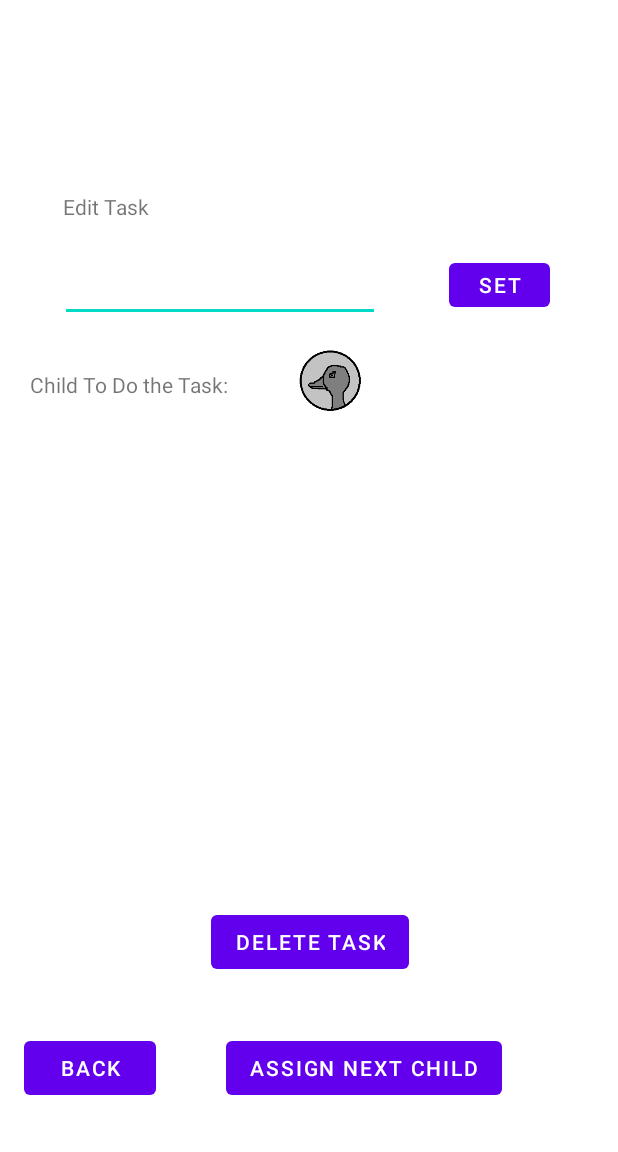
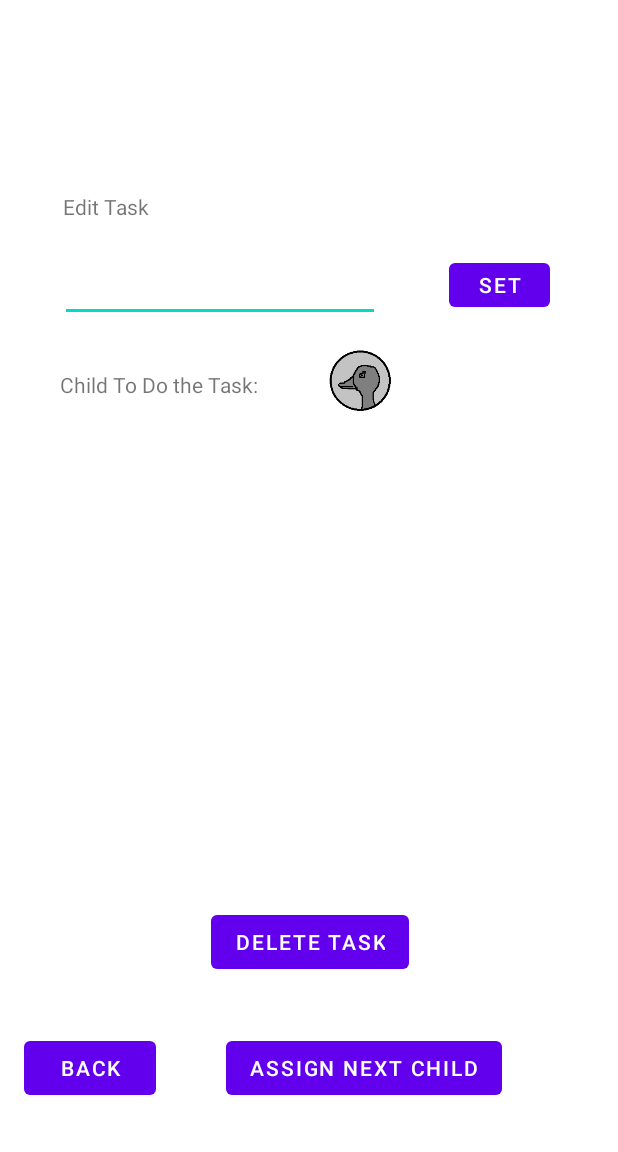
Before and after one commit to Maiquey/CMPT-276-Lithium-Parenting-App, an Android app: the EditTaskActivity screen opened directly, with no data from a screen before it, on a phone screen of 412 x 824 dp, the part 84-1236 px from its top. Run offline under Robolectric (Android 15) with nearby library versions, the phone set to English and light mode, and no system bars; 4 statements that could not run were skipped.

```diff
--- a/app/src/main/res/layout/activity_edit_task.xml
+++ b/app/src/main/res/layout/activity_edit_task.xml
@@ -33,10 +33,9 @@
         android:id="@+id/txtTaskChild"
         android:layout_width="wrap_content"
         android:layout_height="wrap_content"
-        android:layout_marginStart="20dp"
         android:layout_marginTop="32dp"
         android:text="@string/child_to_do_the_task"
-        app:layout_constraintStart_toStartOf="parent"
+        app:layout_constraintStart_toStartOf="@+id/editTextEditTaskName"
         app:layout_constraintTop_toBottomOf="@+id/editTextEditTaskName" />
 
     <TextView
```
